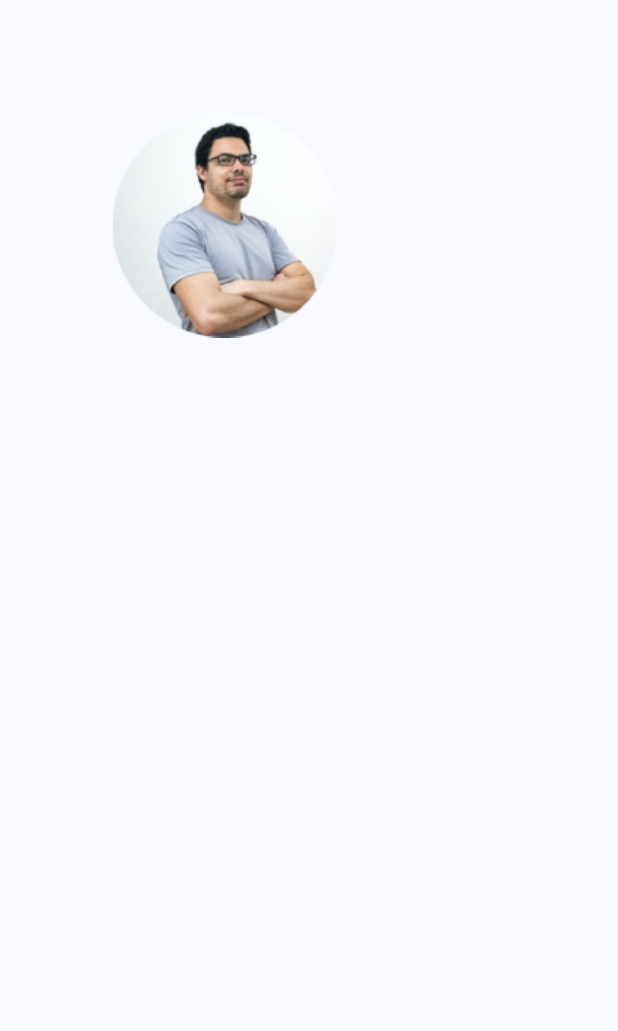
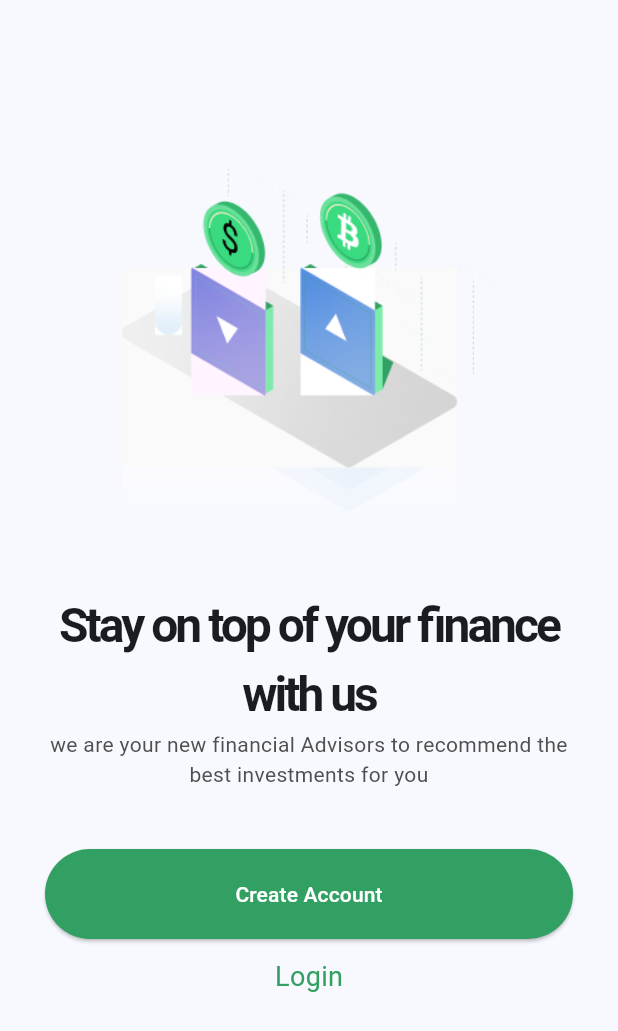
Before and after one commit to nwamama8148/basic_one, a Flutter app: the screen it shows after launch, on a phone screen of 412 x 824 dp. Shown: the top 1031 px of the screen. Run offline on Flutter 3.47's test engine with Material 3 defaults, Android fonts, the phone set to English and light mode, and no system bars; Roboto replaces fonts that are missing (Dm Sans, SF Pro Text).

Commit message:
second  commit

```diff
--- /dev/null
+++ b/lib/create_account.dart
@@ -0,0 +1,12 @@
+import 'package:flutter/material.dart';
+
+class CreateAccount extends StatelessWidget {
+  const CreateAccount({super.key});
+
+  @override
+  Widget build(BuildContext context) {
+    return Scaffold(
+      appBar: AppBar(title: const Text('account page'),),
+    );
+  }
+}
--- a/lib/my_home_page.dart
+++ b/lib/my_home_page.dart
@@ -1,4 +1,9 @@
+import 'package:basic_one/create_account.dart';
 import 'package:flutter/material.dart';
+
+const color4F4F4F = Color(0xFF4F4F4F);
+const authsColor = Color(0xFF31A062);
+const authsColorFill = Color(0xFFFFFFFF);
 
 class MyHomePage extends StatelessWidget {
   const MyHomePage({
@@ -8,16 +13,94 @@ class MyHomePage extends StatelessWidget {
   @override
   Widget build(BuildContext context) {
     return Scaffold(
-        // appBar: AppBar(
-        //   title: const Text('HomePage'),
-        // ),
-        body: Column(
+      body: Padding(
+        padding: const EdgeInsets.all(30.0),
+        child: Column(
+          crossAxisAlignment: CrossAxisAlignment.center,
           children: [
-            SizedBox(
-              width: 300,
-              child: Image.asset('assets/images/profile.png'),
+            //  IMAGE SECTION
+            Padding(
+              padding: const EdgeInsets.only(top: 60.0, bottom: 30.0),
+              child: Center(
+                child: SizedBox(
+                  width: 250,
+                  height: 274.0,
+                  child: Image.asset(
+                    'assets/images/next_page.png',
+                  ),
+                ),
+              ),
+            ),
+            //  IMAGE SECTION ENDS HERE
+
+            //  TEXT SECTION HERE
+            const Text(
+              'Stay on top of your finance with us',
+              textAlign: TextAlign.center,
+              style: TextStyle(
+                  fontFamily: 'Dm Sans',
+                  fontSize: 32,
+                  letterSpacing: -2.0,
+                  fontWeight: FontWeight.bold),
+            ),
+            const Text(
+                textAlign: TextAlign.center,
+                style: TextStyle(
+                  fontFamily: 'SF Pro Text',
+                  fontWeight: FontWeight.w400,
+                  fontSize: 14,
+                  color: color4F4F4F,
+                ),
+                'we are your new financial Advisors to recommend the best investments for you'),
+            //  TEXT SECTION ENDS HERE
+
+            //  BUTTON SECTION HERE
+            Padding(
+              padding: const EdgeInsets.only(top: 40.0),
+              child: ElevatedButton(
+                onPressed: () {
+                   Navigator.push(
+                    context,
+                    MaterialPageRoute(builder: (context) => const CreateAccount()),
+                  );
+                },
+                style: ElevatedButton.styleFrom(
+                  backgroundColor: authsColor,
+                  foregroundColor: authsColorFill,
+                  // minimumSize: size.wi(const Size(200, 50)), // Set the minimum width and height
+                ),
+                child: const SizedBox(
+                  width: 354,
+                  height: 60,
+                  child: Center(
+                    child: Text(
+                      // textAlign: TextAlign.center,
+                      'Create Account',
+                      style: TextStyle(),
+                    ),
+                  ),
+                ),
+              ),
+            ),
+            const Padding(
+              padding: EdgeInsets.only(top: 12.0),
+              child: Center(
+                child: Text(
+                  'Login',
+                  style: TextStyle(
+                    color: authsColor,
+                    fontFamily: 'SF Pro Text',
+                    fontWeight: FontWeight.w400,
+                    fontSize: 18,
+                  ),
+                ),
+              ),
             )
+            //  BUTTON SECTION ENDS HERE
           ],
-        ));
+        ),
+      ),
+    );
   }
 }
+          //  TEXT SECTION ENDS HERE
--- a/lib/splash_screen.dart
+++ b/lib/splash_screen.dart
@@ -13,7 +13,7 @@ class _SplashScreenState extends State<SplashScreen> {
   void initState() {
     super.initState();
     // Simulate a delay for the splash screen
-    Future.delayed(const Duration(seconds: 5), () {
+    Future.delayed(const Duration(seconds: 2), () {
       // Navigate to the Home Page
       Navigator.pushReplacement(
         context,
```
